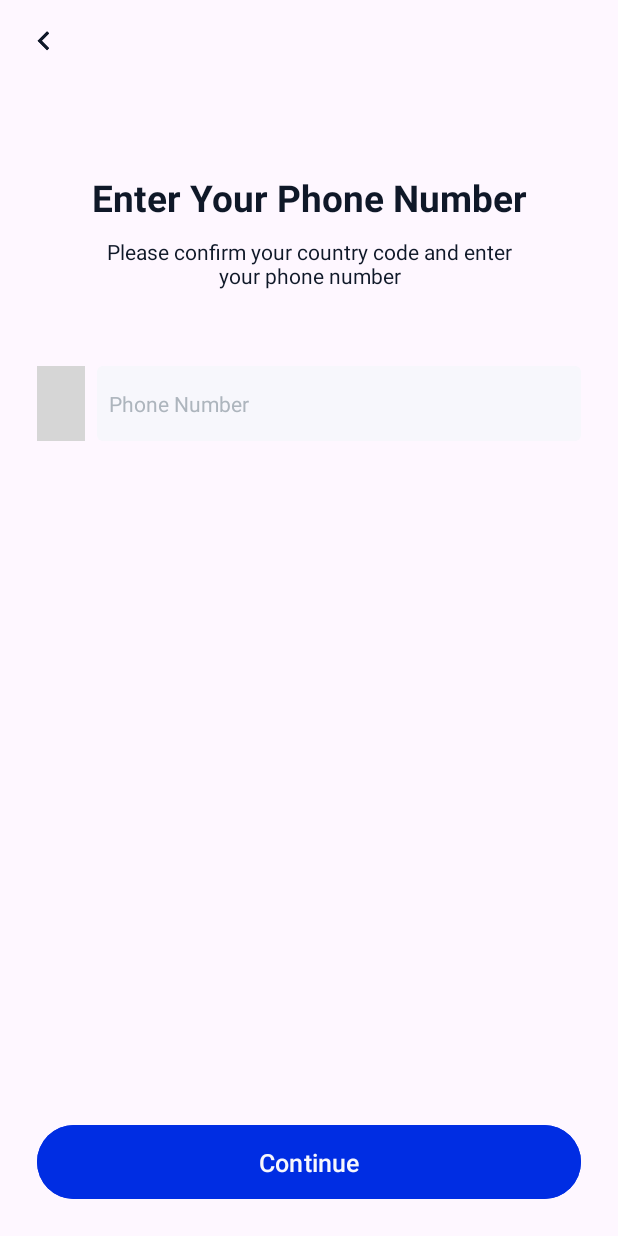
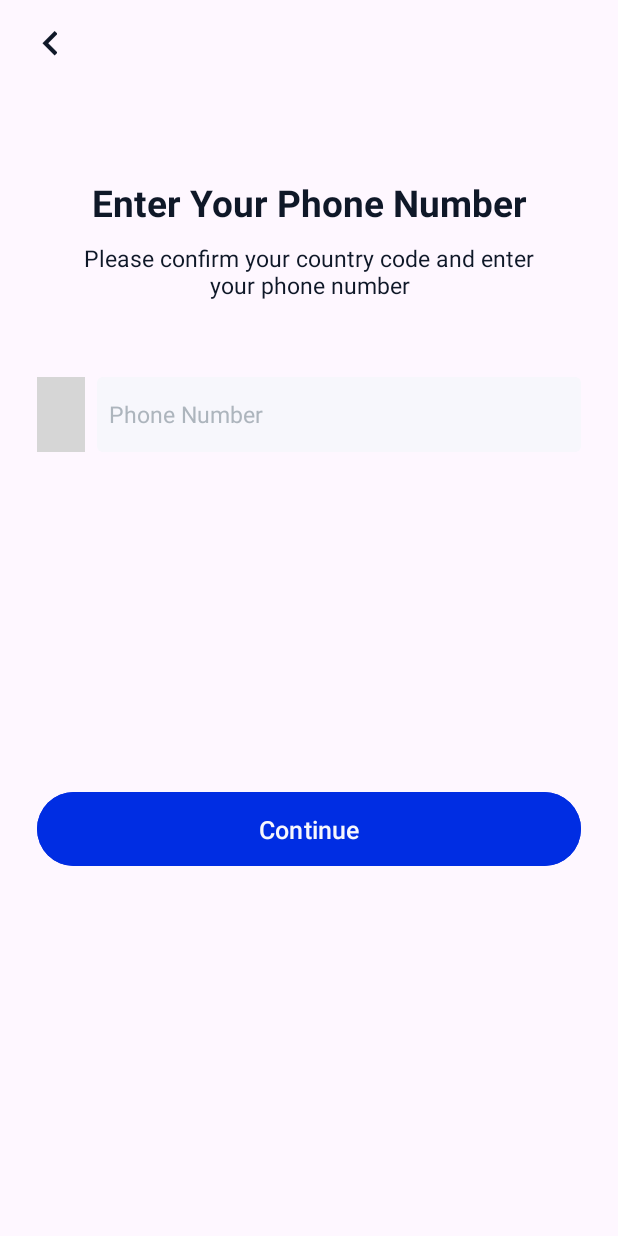
Before and after one commit to Pankajsingh1342000/Chat-Application, an Android app: the screen it shows after launch (MainActivity), on a phone screen of 412 x 824 dp. Run offline under Robolectric (Android 15) with nearby library versions, the phone set to English and light mode, and no system bars; our stand-ins replace data binding, sdp/ssp sizes; plain views replace CountryCodePicker; grey boxes are pictures that could not be loaded.

Commit message:
made phone login page

```diff
--- a/app/src/main/res/layout/fragment_phone_login.xml
+++ b/app/src/main/res/layout/fragment_phone_login.xml
@@ -12,8 +12,8 @@
 
         <ImageView
             android:id="@+id/iv_back_icon"
-            android:layout_width="@dimen/_6sdp"
-            android:layout_height="@dimen/_10sdp"
+            android:layout_width="@dimen/_13sdp"
+            android:layout_height="@dimen/_13sdp"
             android:contentDescription="@string/back_button"
             android:src="@drawable/ic_back_icon"
             android:layout_marginBottom="@dimen/_16sdp"
@@ -44,7 +44,7 @@
             android:layout_height="wrap_content"
             android:gravity="center"
             android:text="@string/enter_county_code"
-            android:textSize="@dimen/body02"
+            android:textSize="@dimen/size_16"
             android:layout_marginTop="@dimen/_7sdp"
             app:layout_constraintBottom_toBottomOf="parent"
             app:layout_constraintEnd_toEndOf="parent"
@@ -71,9 +71,9 @@
                 android:layout_height="match_parent"
                 android:background="@drawable/bg_edit_text"
                 android:gravity="center_vertical"
-                app:ccpDialog_textColor="?attr/HintColor"
-                app:ccp_contentColor="?attr/HintColor"
-                app:ccp_textSize="@dimen/body02" />
+                app:ccpDialog_textColor="?attr/TextFieldTextColor"
+                app:ccp_contentColor="?attr/TextFieldTextColor"
+                app:ccp_textSize="@dimen/size_16" />
 
             <com.google.android.material.textfield.TextInputEditText
                 android:id="@+id/edt_phone_number"
@@ -88,9 +88,9 @@
                 android:maxLines="1"
                 android:paddingHorizontal="8dp"
                 android:paddingVertical="6dp"
-                android:textColor="?attr/HintColor"
+                android:textColor="?attr/TextFieldTextColor"
                 android:textColorHint="?attr/HintColor"
-                android:textSize="@dimen/body02" />
+                android:textSize="@dimen/size_16" />
         </LinearLayout>
 
         <com.google.android.material.button.MaterialButton
@@ -104,8 +104,7 @@
             app:layout_constraintBottom_toBottomOf="parent"
             app:layout_constraintEnd_toEndOf="parent"
             app:layout_constraintStart_toStartOf="parent"
-            app:layout_constraintTop_toBottomOf="@+id/phone_number_layout"
-            app:layout_constraintVertical_bias="1.0" />
+            app:layout_constraintTop_toBottomOf="@+id/phone_number_layout" />
 
     </androidx.constraintlayout.widget.ConstraintLayout>
 
--- a/app/src/main/res/values-night/colors.xml
+++ b/app/src/main/res/values-night/colors.xml
@@ -74,4 +74,5 @@
     <color name="text_color">#F7F7FC</color>
 
     <color name="input_text_field_color">#152033</color>
+    <color name="text_field_text_color">@color/off_white</color>
 </resources>
--- a/app/src/main/res/values-night/themes.xml
+++ b/app/src/main/res/values-night/themes.xml
@@ -50,6 +50,7 @@
         <item name="HintColor">@color/hint_color</item>
         <item name="ButtonBackgroundColor">@color/background_tint</item>
         <item name="TextFieldBackgroundColor">@color/input_text_field_color</item>
+        <item name="TextFieldTextColor">@color/text_field_text_color</item>
 
 
     </style>
--- a/app/src/main/res/values/attrs.xml
+++ b/app/src/main/res/values/attrs.xml
@@ -3,4 +3,5 @@
     <attr name="ButtonBackgroundColor" format="color"/>
     <attr name="TextFieldBackgroundColor" format="color"/>
     <attr name="HintColor" format="color"/>
+    <attr name="TextFieldTextColor" format="color"/>
 </resources>
--- a/app/src/main/res/values/colors.xml
+++ b/app/src/main/res/values/colors.xml
@@ -75,5 +75,6 @@
     <color name="text_color">#0F1828</color>
 
     <color name="input_text_field_color">#F7F7FC</color>
+    <color name="text_field_text_color">#1D1B20</color>
 
 </resources>
--- a/app/src/main/res/values/size.xml
+++ b/app/src/main/res/values/size.xml
@@ -17,7 +17,8 @@
     <dimen name="subheading01">@dimen/_15ssp</dimen>
     <dimen name="subheading02">@dimen/_13ssp</dimen>
     <dimen name="body02">@dimen/_11ssp</dimen>
-    <dimen name="size_18">@dimen/_18ssp</dimen>
+    <dimen name="size_18">@dimen/_14ssp</dimen>
+    <dimen name="size_16">@dimen/_12ssp</dimen>
 
     //padding
     <dimen name="padding_12">@dimen/_10sdp</dimen>
--- a/app/src/main/res/values/themes.xml
+++ b/app/src/main/res/values/themes.xml
@@ -50,6 +50,7 @@
         <item name="HintColor">@color/hint_color</item>
         <item name="ButtonBackgroundColor">@color/background_tint</item>
         <item name="TextFieldBackgroundColor">@color/input_text_field_color</item>
+        <item name="TextFieldTextColor">@color/text_field_text_color</item>
 
 
     </style>
```
